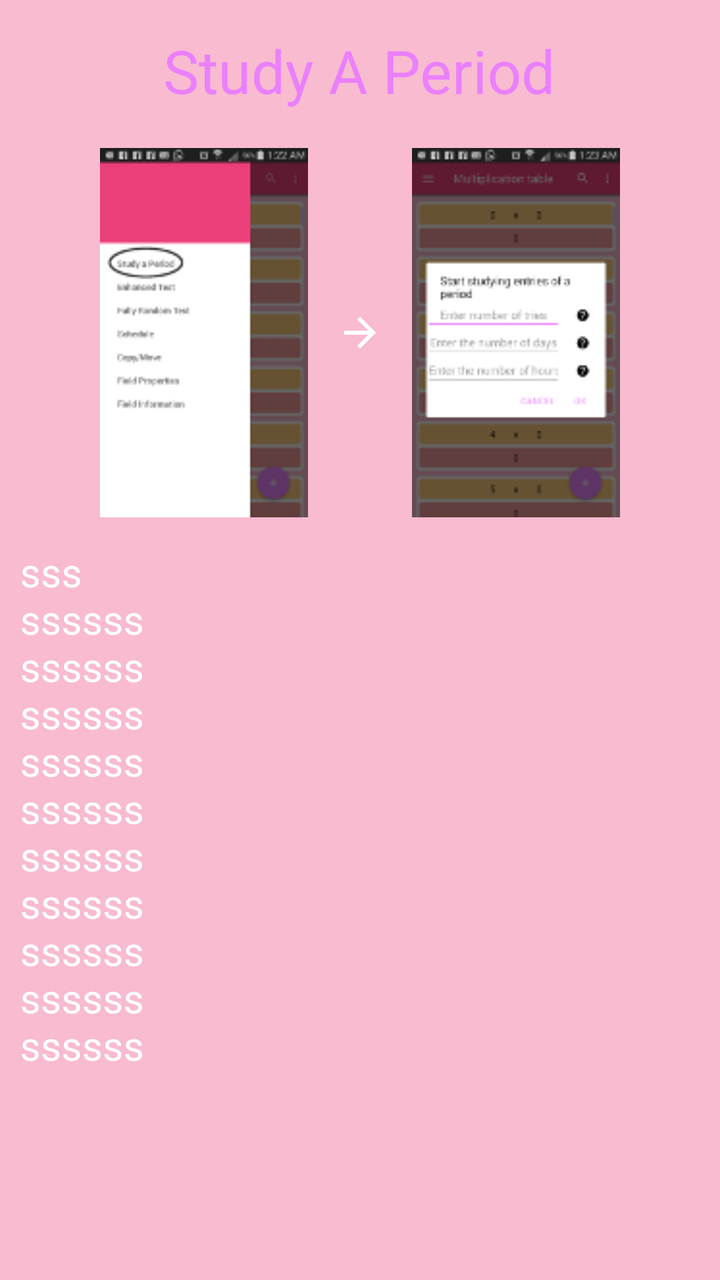
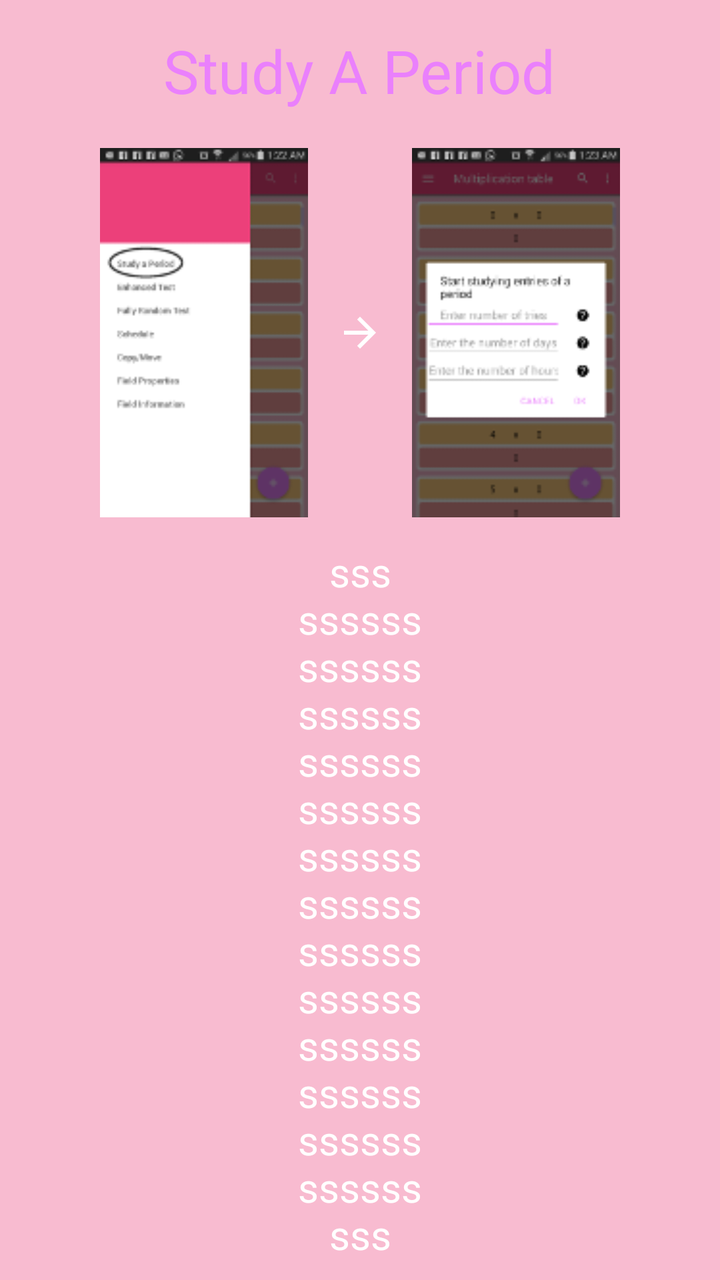

Screens rendered from an Android XML layout before and after an edit, with the pre-edit source and the edit as a unified diff.
<!-- AndroidManifest.xml: application theme MyMaterialTheme -->
<!-- res/layout/intro_study_period.xml -->
<?xml version="1.0" encoding="utf-8"?>
<LinearLayout xmlns:android="http://schemas.android.com/apk/res/android"
    android:layout_width="match_parent" android:layout_height="match_parent"
    android:orientation="vertical">

    <TextView
        android:layout_width="wrap_content"
        android:layout_height="wrap_content"
        android:text="@string/study_a_period"
        android:textSize="30sp"
        android:padding="5dp"
        android:layout_margin="10dp"
        android:id="@+id/textView"
        android:textColor="@color/colorAccent"
        android:layout_gravity="center"/>

    <LinearLayout
        android:layout_width="match_parent"
        android:layout_height="wrap_content">

        <ImageView
            android:layout_width="0dp"
            android:layout_height="wrap_content"
            android:layout_weight="1"
            android:src="@drawable/intro_study_a_period_scaled15"
            android:id="@+id/study_a_period"
            android:layout_marginStart="50dp"
            android:onClick="introImageClicked"
            />

       <ImageView
           android:layout_width="0dp"
           android:layout_height="wrap_content"
           android:layout_weight="0.5"
           android:layout_gravity="center"
           android:src="@drawable/intro_arrow"/>

        <ImageView
            android:id="@+id/study_a_period_dialog"
            android:layout_width="0dp"
            android:layout_height="wrap_content"
            android:layout_weight="1"
            android:src="@drawable/intro_study_a_period_dialog_scaled15"
            android:layout_marginEnd="50dp"
            android:onClick="introImageClicked"
            />
    </LinearLayout>
    <EditText
        android:layout_width="match_parent"
        android:layout_height="280dp"
        android:textSize="20sp"
        android:textColor="@color/white_color"
        android:focusable="false"
        android:cursorVisible="false"
        android:background="@null"
        android:layout_margin="5dp"
        android:padding="5dp"
        android:text="sss\nssssss\nssssss\nssssss\nssssss\nssssss\nssssss\nssssss\nssssss\nssssss\nssssss\nssssss\nssssss\nssssss\nsss"/>

</LinearLayout>
<!-- resources referenced by this layout -->
<resources>
  <color name="colorAccent">#EA80FC</color>
  <color name="white_color">#FFFFFF</color>
  <!-- drawable intro_arrow: png bitmap (drawable-ar-hdpi, 148 bytes) -->
  <!-- drawable intro_study_a_period_dialog_scaled15: png bitmap (drawable, 8951 bytes) -->
  <!-- drawable intro_study_a_period_scaled15: png bitmap (drawable, 7232 bytes) -->
  <string name="study_a_period">Study A Period</string>
  <style name="MyMaterialTheme" parent="MyMaterialTheme.Base">
  
      </style>
  <style name="MyMaterialTheme.Base" parent="Theme.AppCompat.Light.DarkActionBar">
          <item name="windowNoTitle">true</item>
          <item name="windowActionBar">false</item>
          <item name="colorPrimary">@color/colorPrimary</item>
          <item name="colorPrimaryDark">@color/colorPrimaryDark</item>
          <item name="colorAccent">@color/colorAccent</item>
          <item name="android:windowBackground">@color/windowBackground</item>
      </style>
  <color name="colorPrimary">#EC407A</color>
  <color name="colorPrimaryDark">#AD1457</color>
  <color name="windowBackground">#F8BBD0</color>
</resources>

<!-- the commit's change to res/layout/intro_study_period.xml (unified diff, before → after) -->
@@ -26,6 +26,7 @@
             android:id="@+id/study_a_period"
             android:layout_marginStart="50dp"
             android:onClick="introImageClicked"
+            android:elevation="5dp"
             />
 
        <ImageView
@@ -43,18 +44,22 @@
             android:src="@drawable/intro_study_a_period_dialog_scaled15"
             android:layout_marginEnd="50dp"
             android:onClick="introImageClicked"
+            android:elevation="5dp"
             />
     </LinearLayout>
+
     <EditText
         android:layout_width="match_parent"
-        android:layout_height="280dp"
+        android:layout_height="0dp"
+        android:layout_margin="5dp"
+        android:background="@null"
+        android:cursorVisible="false"
+        android:focusable="false"
+        android:padding="5dp"
+        android:text="sss\nssssss\nssssss\nssssss\nssssss\nssssss\nssssss\nssssss\nssssss\nssssss\nssssss\nssssss\nssssss\nssssss\nsss"
+        android:textColor="@color/white_color"
         android:textSize="20sp"
-        android:textColor="@color/white_color"
-        android:focusable="false"
-        android:cursorVisible="false"
-        android:background="@null"
-        android:layout_margin="5dp"
-        android:padding="5dp"
-        android:text="sss\nssssss\nssssss\nssssss\nssssss\nssssss\nssssss\nssssss\nssssss\nssssss\nssssss\nssssss\nssssss\nssssss\nsss"/>
+        android:layout_weight="1"
+        android:gravity="center"/>
 
 </LinearLayout>
